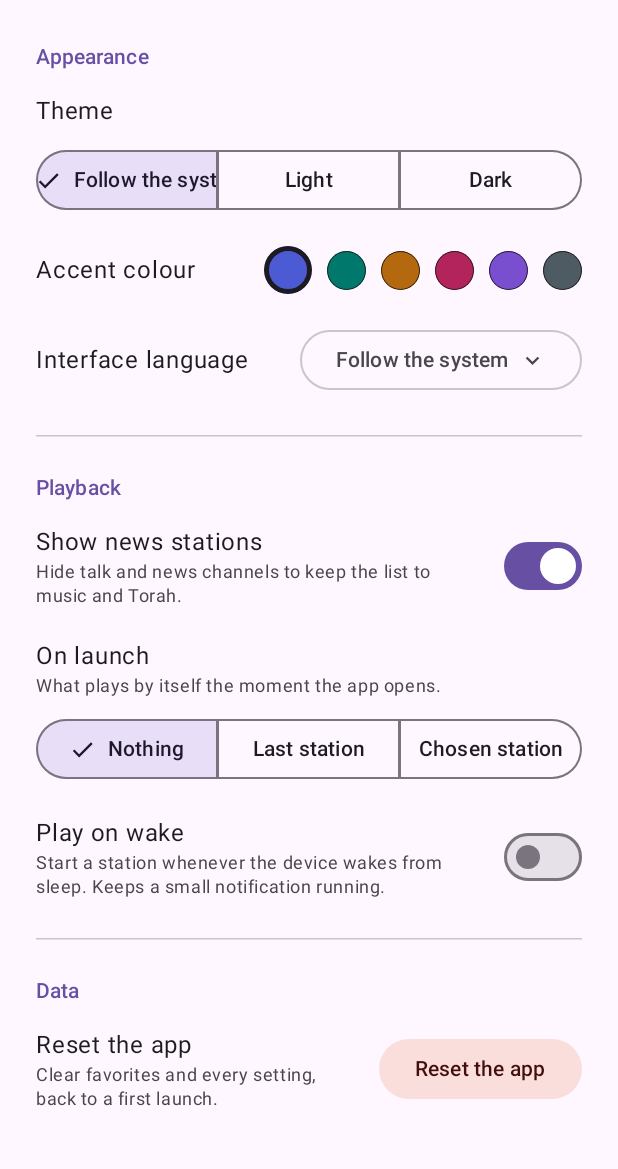
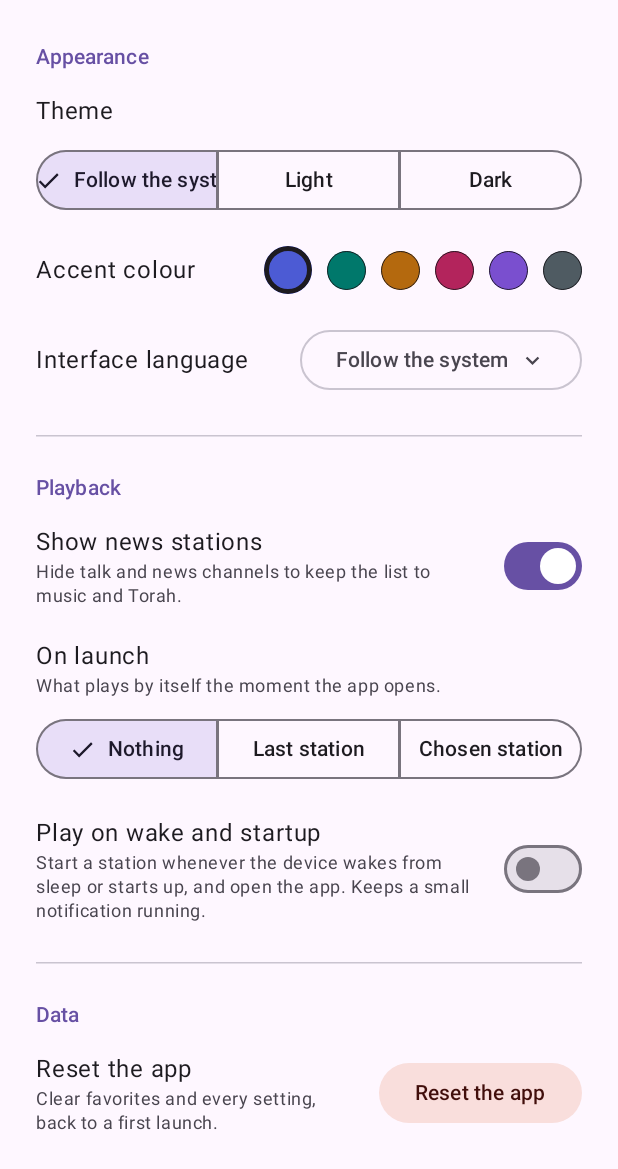
Before and after one commit to 6060cns-dotcom/google-apps-script-downloader, an Android app built with Jetpack Compose: the composable SettingsScreen shown on its own in the app's theme, on a phone screen of 412 x 824 dp. Shown: the top 1169 px of the screen. Run offline under Robolectric (Android 15) with nearby library versions, the phone set to English and light mode, and no system bars; our stand-ins replace Compose Multiplatform resources.

Commit message:
Start the chosen station and open the app after a reboot
The boot receiver only restored the wake listener. A real boot now
waits for the network, plays the chosen station (retrying a few
times) and opens the app when overlay permission is granted. Also
handles the QUICKBOOT_POWERON actions and updates the setting text.

Co-Authored-By: Claude Sonnet 5.5 <noreply@anthropic.com>
Claude-Session: https://claude.ai/code/session_01Q9qKu5uyB9izABAuYnHTnA

```diff
--- a/musicradio/shared/src/androidMain/AndroidManifest.xml
+++ b/musicradio/shared/src/androidMain/AndroidManifest.xml
@@ -40,6 +40,8 @@
             android:exported="true">
             <intent-filter>
                 <action android:name="android.intent.action.BOOT_COMPLETED" />
+                <action android:name="android.intent.action.QUICKBOOT_POWERON" />
+                <action android:name="com.htc.intent.action.QUICKBOOT_POWERON" />
                 <action android:name="android.intent.action.MY_PACKAGE_REPLACED" />
             </intent-filter>
         </receiver>
--- a/musicradio/shared/src/commonMain/composeResources/values-fr/strings.xml
+++ b/musicradio/shared/src/commonMain/composeResources/values-fr/strings.xml
@@ -58,8 +58,8 @@
     <string name="startup_off">Rien</string>
     <string name="startup_last">Dernière station</string>
     <string name="startup_chosen">Station choisie</string>
-    <string name="settings_wake">Lecture au réveil</string>
-    <string name="settings_wake_desc">Lance une station chaque fois que l\'appareil sort de veille. Garde une petite notification active.</string>
+    <string name="settings_wake">Lecture au réveil et au démarrage</string>
+    <string name="settings_wake_desc">Lance une station chaque fois que l\'appareil sort de veille ou démarre, et ouvre l\'application. Garde une petite notification active.</string>
     <string name="picker_none">Aucune</string>
     <string name="picker_choose">Choisir une station</string>
     <string name="picker_choose_channel">Choisir un canal</string>
--- a/musicradio/shared/src/commonMain/composeResources/values-he/strings.xml
+++ b/musicradio/shared/src/commonMain/composeResources/values-he/strings.xml
@@ -58,8 +58,8 @@
     <string name="startup_off">כלום</string>
     <string name="startup_last">התחנה האחרונה</string>
     <string name="startup_chosen">תחנה שבחרתי</string>
-    <string name="settings_wake">הפעלה בהתעוררות</string>
-    <string name="settings_wake_desc">הדלקת תחנה בכל פעם שהמכשיר מתעורר ממצב שינה. מחייב התראה קטנה קבועה.</string>
+    <string name="settings_wake">הפעלה בהתעוררות ובאתחול</string>
+    <string name="settings_wake_desc">הדלקת תחנה בכל פעם שהמכשיר מתעורר ממצב שינה או נדלק, ופתיחת האפליקציה. מחייב התראה קטנה קבועה.</string>
     <string name="picker_none">לא נבחרה</string>
     <string name="picker_choose">בחירת תחנה</string>
     <string name="picker_choose_channel">בחירת ערוץ</string>
--- a/musicradio/shared/src/commonMain/composeResources/values/strings.xml
+++ b/musicradio/shared/src/commonMain/composeResources/values/strings.xml
@@ -58,8 +58,8 @@
     <string name="startup_off">Nothing</string>
     <string name="startup_last">Last station</string>
     <string name="startup_chosen">Chosen station</string>
-    <string name="settings_wake">Play on wake</string>
-    <string name="settings_wake_desc">Start a station whenever the device wakes from sleep. Keeps a small notification running.</string>
+    <string name="settings_wake">Play on wake and startup</string>
+    <string name="settings_wake_desc">Start a station whenever the device wakes from sleep or starts up, and open the app. Keeps a small notification running.</string>
     <string name="picker_none">Not chosen</string>
     <string name="picker_choose">Choose a station</string>
     <string name="picker_choose_channel">Choose a channel</string>
```
Also changed, not shown: musicradio/shared/src/androidMain/kotlin/dev/kdroid/musicradio/platform/WakeListenerService.kt (+40 -5 lines).
